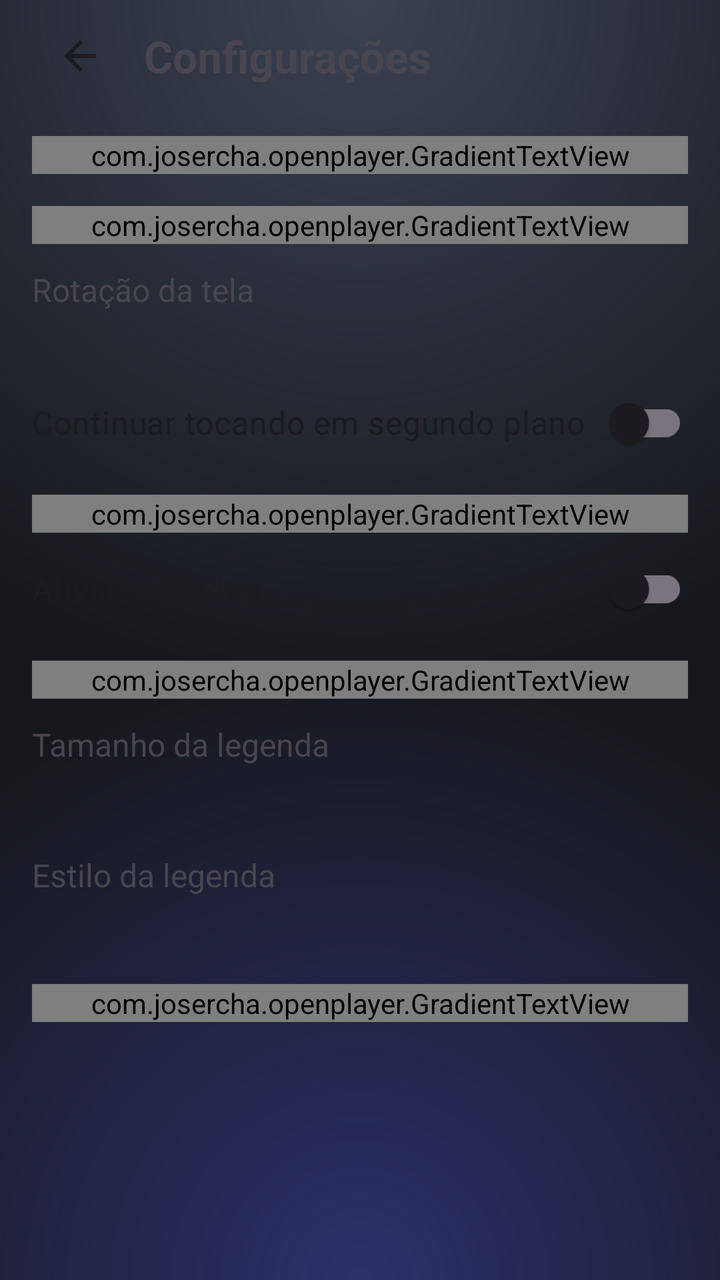
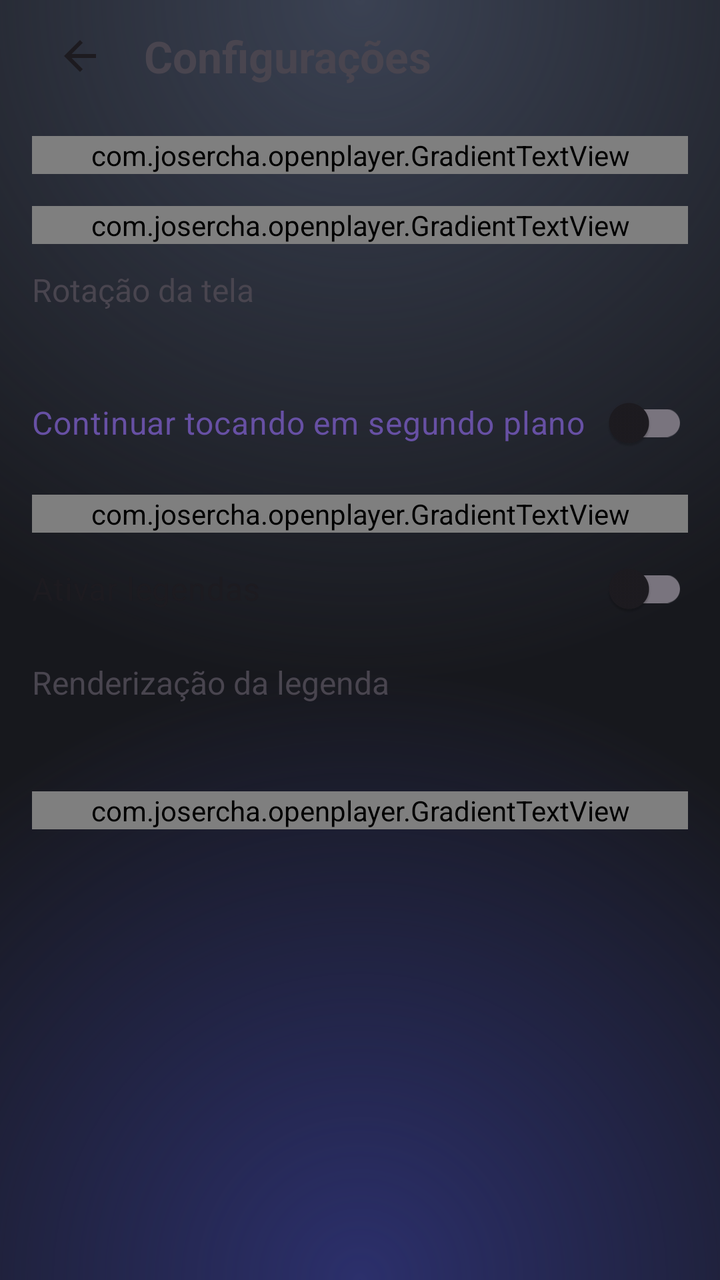

Screens rendered from an Android XML layout before and after an edit, with the pre-edit source and the edit as a unified diff.
<!-- AndroidManifest.xml: application theme Theme.OpenPlayer -->
<!-- res/layout/activity_settings.xml -->
<?xml version="1.0" encoding="utf-8"?>
<layout xmlns:android="http://schemas.android.com/apk/res/android">
    <ScrollView
        android:layout_width="match_parent"
        android:layout_height="match_parent">

        <LinearLayout
            android:layout_width="match_parent"
            android:layout_height="wrap_content"
            android:orientation="vertical"
            android:paddingHorizontal="16dp"
            android:paddingBottom="24dp">

            <LinearLayout
                android:layout_width="match_parent"
                android:layout_height="56dp"
                android:gravity="center_vertical"
                android:orientation="horizontal">

                <ImageButton
                    android:id="@+id/btnBack"
                    android:layout_width="48dp"
                    android:layout_height="48dp"
                    android:background="?attr/selectableItemBackgroundBorderless"
                    android:contentDescription="@string/back"
                    android:src="@drawable/ic_arrow_back"
                    android:tint="?attr/colorOnSurface" />

                <TextView
                    android:layout_width="0dp"
                    android:layout_height="wrap_content"
                    android:layout_marginStart="8dp"
                    android:layout_weight="1"
                    android:text="@string/menu_settings"
                    android:textSize="22sp"
                    android:textStyle="bold" />
            </LinearLayout>

            <com.josercha.openplayer.GradientTextView
                android:layout_width="match_parent"
                android:layout_height="wrap_content"
                android:layout_marginTop="12dp"
                android:text="@string/settings_group"
                android:textSize="14sp"
                android:textStyle="bold" />

            <com.josercha.openplayer.GradientTextView
                android:layout_width="match_parent"
                android:layout_height="wrap_content"
                android:layout_marginTop="16dp"
                android:text="@string/settings_video"
                android:textSize="14sp"
                android:textStyle="bold" />

            <LinearLayout
                android:id="@+id/rowRotation"
                android:layout_width="match_parent"
                android:layout_height="wrap_content"
                android:background="?attr/selectableItemBackground"
                android:orientation="vertical"
                android:paddingVertical="12dp">

                <TextView
                    android:layout_width="match_parent"
                    android:layout_height="wrap_content"
                    android:text="@string/settings_rotation"
                    android:textSize="16sp" />

                <TextView
                    android:id="@+id/rotationValue"
                    android:layout_width="match_parent"
                    android:layout_height="wrap_content"
                    android:layout_marginTop="2dp"
                    android:alpha="0.7"
                    android:textSize="13sp" />
            </LinearLayout>

            <androidx.appcompat.widget.SwitchCompat
                android:id="@+id/switchBgPlay"
                android:layout_width="match_parent"
                android:layout_height="wrap_content"
                android:minHeight="48dp"
                android:text="@string/settings_bg_play"
                android:textSize="16sp" />

            <com.josercha.openplayer.GradientTextView
                android:layout_width="match_parent"
                android:layout_height="wrap_content"
                android:layout_marginTop="12dp"
                android:text="@string/settings_subtitles"
                android:textSize="14sp"
                android:textStyle="bold" />

            <androidx.appcompat.widget.SwitchCompat
                android:id="@+id/switchSubs"
                android:layout_width="match_parent"
                android:layout_height="wrap_content"
                android:layout_marginTop="4dp"
                android:minHeight="48dp"
                android:text="@string/settings_subs_enable"
                android:textSize="16sp" />

            <com.josercha.openplayer.GradientTextView
                android:layout_width="match_parent"
                android:layout_height="wrap_content"
                android:layout_marginTop="12dp"
                android:text="@string/settings_subs_render"
                android:textSize="14sp"
                android:textStyle="bold" />

            <LinearLayout
                android:id="@+id/rowSubSize"
                android:layout_width="match_parent"
                android:layout_height="wrap_content"
                android:background="?attr/selectableItemBackground"
                android:orientation="vertical"
                android:paddingVertical="12dp">

                <TextView
                    android:layout_width="match_parent"
                    android:layout_height="wrap_content"
                    android:text="@string/settings_sub_size"
                    android:textSize="16sp" />

                <TextView
                    android:id="@+id/subSizeValue"
                    android:layout_width="match_parent"
                    android:layout_height="wrap_content"
                    android:layout_marginTop="2dp"
                    android:alpha="0.7"
                    android:textSize="13sp" />
            </LinearLayout>

            <LinearLayout
                android:id="@+id/rowSubStyle"
                android:layout_width="match_parent"
                android:layout_height="wrap_content"
                android:background="?attr/selectableItemBackground"
                android:orientation="vertical"
                android:paddingVertical="12dp">

                <TextView
                    android:layout_width="match_parent"
                    android:layout_height="wrap_content"
                    android:text="@string/settings_sub_style"
                    android:textSize="16sp" />

                <TextView
                    android:id="@+id/subStyleValue"
                    android:layout_width="match_parent"
                    android:layout_height="wrap_content"
                    android:layout_marginTop="2dp"
                    android:alpha="0.7"
                    android:textSize="13sp" />
            </LinearLayout>

            <com.josercha.openplayer.GradientTextView
                android:layout_width="match_parent"
                android:layout_height="wrap_content"
                android:layout_marginTop="12dp"
                android:text="@string/settings_about"
                android:textSize="14sp"
                android:textStyle="bold" />

            <LinearLayout
                android:id="@+id/rowAbout"
                android:layout_width="match_parent"
                android:layout_height="wrap_content"
                android:background="?attr/selectableItemBackground"
                android:orientation="vertical"
                android:paddingVertical="12dp">

                <TextView
                    android:id="@+id/aboutName"
                    android:layout_width="match_parent"
                    android:layout_height="wrap_content"
                    android:textSize="16sp" />
            </LinearLayout>
        </LinearLayout>
    </ScrollView>
</layout>
<!-- resources referenced by this layout -->
<resources>
  <!-- drawable ic_arrow_back (drawable) -->
  <vector xmlns:android="http://schemas.android.com/apk/res/android"
      android:width="24dp"
      android:height="24dp"
      android:viewportWidth="24"
      android:viewportHeight="24"
      android:tint="?attr/colorControlNormal">
      <path android:fillColor="@android:color/white" android:pathData="M20,11H7.83l5.59,-5.59L12,4l-8,8 8,8 1.41,-1.41L7.83,13H20v-2z" />
  </vector>
  <string name="back">Voltar</string>
  <string name="menu_settings">Configurações</string>
  <string name="settings_about">Sobre o app</string>
  <string name="settings_bg_play">Continuar tocando em segundo plano</string>
  <string name="settings_group">Vídeo e legenda</string>
  <string name="settings_rotation">Rotação da tela</string>
  <string name="settings_sub_size">Tamanho da legenda</string>
  <string name="settings_sub_style">Estilo da legenda</string>
  <string name="settings_subs_enable">Ativar legendas</string>
  <string name="settings_subs_render">Renderização de legendas</string>
  <string name="settings_subtitles">Legendas</string>
  <string name="settings_video">Vídeo</string>
  <style name="Theme.OpenPlayer" parent="Theme.Material3.DayNight.NoActionBar">
          <item name="android:colorBackground">@color/app_bg</item>
          <item name="android:windowBackground">@drawable/base_bg</item>
          <item name="android:statusBarColor">@android:color/transparent</item>
          <item name="android:navigationBarColor">@android:color/transparent</item>
          <item name="android:windowLightStatusBar">false</item>
      </style>
  <color name="app_bg">#0B0B0E</color>
  <!-- drawable base_bg (drawable) -->
  <?xml version="1.0" encoding="utf-8"?>
  <layer-list xmlns:android="http://schemas.android.com/apk/res/android">
      <item>
          <shape android:shape="rectangle">
              <solid android:color="#17181D" />
          </shape>
      </item>
      
      <item>
          <shape android:shape="rectangle">
              <gradient
                  android:centerX="0.5"
                  android:centerY="0.0"
                  android:endColor="#00000000"
                  android:gradientRadius="95%p"
                  android:startColor="#3A4152"
                  android:type="radial" />
          </shape>
      </item>
      
      <item>
          <shape android:shape="rectangle">
              <gradient
                  android:centerX="0.5"
                  android:centerY="1.0"
                  android:endColor="#00000000"
                  android:gradientRadius="85%p"
                  android:startColor="#2B2F6B"
                  android:type="radial" />
          </shape>
      </item>
  </layer-list>
</resources>

<!-- the commit's change to res/layout/activity_settings.xml (unified diff, before → after) -->
@@ -77,6 +77,7 @@
 
             <androidx.appcompat.widget.SwitchCompat
                 android:id="@+id/switchBgPlay"
+                android:textColor="?attr/colorPrimary"
                 android:layout_width="match_parent"
                 android:layout_height="wrap_content"
                 android:minHeight="48dp"
@@ -100,16 +101,8 @@
                 android:text="@string/settings_subs_enable"
                 android:textSize="16sp" />
 
-            <com.josercha.openplayer.GradientTextView
-                android:layout_width="match_parent"
-                android:layout_height="wrap_content"
-                android:layout_marginTop="12dp"
-                android:text="@string/settings_subs_render"
-                android:textSize="14sp"
-                android:textStyle="bold" />
-
             <LinearLayout
-                android:id="@+id/rowSubSize"
+                android:id="@+id/rowSubRender"
                 android:layout_width="match_parent"
                 android:layout_height="wrap_content"
                 android:background="?attr/selectableItemBackground"
@@ -119,34 +112,11 @@
                 <TextView
                     android:layout_width="match_parent"
                     android:layout_height="wrap_content"
-                    android:text="@string/settings_sub_size"
+                    android:text="@string/subs_render"
                     android:textSize="16sp" />
 
                 <TextView
-                    android:id="@+id/subSizeValue"
-                    android:layout_width="match_parent"
-                    android:layout_height="wrap_content"
-                    android:layout_marginTop="2dp"
-                    android:alpha="0.7"
-                    android:textSize="13sp" />
-            </LinearLayout>
-
-            <LinearLayout
-                android:id="@+id/rowSubStyle"
-                android:layout_width="match_parent"
-                android:layout_height="wrap_content"
-                android:background="?attr/selectableItemBackground"
-                android:orientation="vertical"
-                android:paddingVertical="12dp">
-
-                <TextView
-                    android:layout_width="match_parent"
-                    android:layout_height="wrap_content"
-                    android:text="@string/settings_sub_style"
-                    android:textSize="16sp" />
-
-                <TextView
-                    android:id="@+id/subStyleValue"
+                    android:id="@+id/subRenderValue"
                     android:layout_width="match_parent"
                     android:layout_height="wrap_content"
                     android:layout_marginTop="2dp"
<!-- resource entries referenced after the edit -->
@@ -15,12 +15,10 @@
   <string name="settings_bg_play">Continuar tocando em segundo plano</string>
   <string name="settings_group">Vídeo e legenda</string>
   <string name="settings_rotation">Rotação da tela</string>
-  <string name="settings_sub_size">Tamanho da legenda</string>
-  <string name="settings_sub_style">Estilo da legenda</string>
   <string name="settings_subs_enable">Ativar legendas</string>
-  <string name="settings_subs_render">Renderização de legendas</string>
   <string name="settings_subtitles">Legendas</string>
   <string name="settings_video">Vídeo</string>
+  <string name="subs_render">Renderização da legenda</string>
   <style name="Theme.OpenPlayer" parent="Theme.Material3.DayNight.NoActionBar">
           <item name="android:colorBackground">@color/app_bg</item>
           <item name="android:windowBackground">@drawable/base_bg</item>
